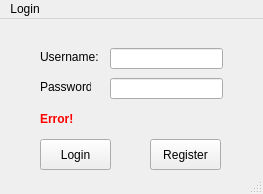
Qt form CinemaProject/CinemaProject/loginwindow.ui (daliaeissa/QT-Assignment-1) before a commit.
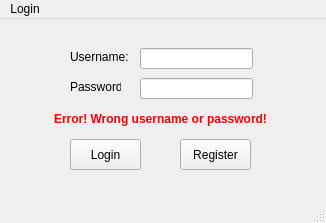
The same form after that commit.

Commit message: welcome window done

The edit to the form file:
```diff
--- a/CinemaProject/CinemaProject/loginwindow.ui
+++ b/CinemaProject/CinemaProject/loginwindow.ui
@@ -6,8 +6,8 @@
    <rect>
     <x>0</x>
     <y>0</y>
-    <width>263</width>
-    <height>194</height>
+    <width>326</width>
+    <height>223</height>
    </rect>
   </property>
   <property name="windowTitle">
@@ -17,7 +17,7 @@
    <widget class="QLabel" name="label_username">
     <property name="geometry">
      <rect>
-      <x>40</x>
+      <x>70</x>
       <y>30</y>
       <width>61</width>
       <height>16</height>
@@ -30,7 +30,7 @@
    <widget class="QLabel" name="label_password">
     <property name="geometry">
      <rect>
-      <x>40</x>
+      <x>70</x>
       <y>60</y>
       <width>51</width>
       <height>16</height>
@@ -43,7 +43,7 @@
    <widget class="QLineEdit" name="lineEdit_username">
     <property name="geometry">
      <rect>
-      <x>110</x>
+      <x>140</x>
       <y>29</y>
       <width>113</width>
       <height>21</height>
@@ -53,7 +53,7 @@
    <widget class="QLineEdit" name="lineEdit_2_password">
     <property name="geometry">
      <rect>
-      <x>110</x>
+      <x>140</x>
       <y>59</y>
       <width>113</width>
       <height>21</height>
@@ -66,7 +66,7 @@
    <widget class="QPushButton" name="pushButton_login">
     <property name="geometry">
      <rect>
-      <x>40</x>
+      <x>70</x>
       <y>120</y>
       <width>71</width>
       <height>31</height>
@@ -79,7 +79,7 @@
    <widget class="QPushButton" name="pushButton_2_register">
     <property name="geometry">
      <rect>
-      <x>150</x>
+      <x>180</x>
       <y>120</y>
       <width>71</width>
       <height>31</height>
@@ -92,14 +92,14 @@
    <widget class="QLabel" name="label_error">
     <property name="geometry">
      <rect>
-      <x>40</x>
+      <x>30</x>
       <y>90</y>
-      <width>181</width>
+      <width>261</width>
       <height>20</height>
      </rect>
     </property>
     <property name="text">
-     <string>&lt;html&gt;&lt;head/&gt;&lt;body&gt;&lt;p&gt;&lt;span style=&quot; font-weight:700; color:#ff0000;&quot;&gt;Error!&lt;/span&gt;&lt;/p&gt;&lt;/body&gt;&lt;/html&gt;</string>
+     <string>&lt;html&gt;&lt;head/&gt;&lt;body&gt;&lt;p align=&quot;center&quot;&gt;&lt;span style=&quot; font-weight:700; color:#ff0000;&quot;&gt;Error! Wrong username or password!&lt;/span&gt;&lt;/p&gt;&lt;/body&gt;&lt;/html&gt;</string>
     </property>
    </widget>
   </widget>
@@ -109,7 +109,7 @@
     <rect>
      <x>0</x>
      <y>0</y>
-     <width>263</width>
+     <width>326</width>
      <height>17</height>
     </rect>
    </property>
```
The commit also changes 5 other files.
